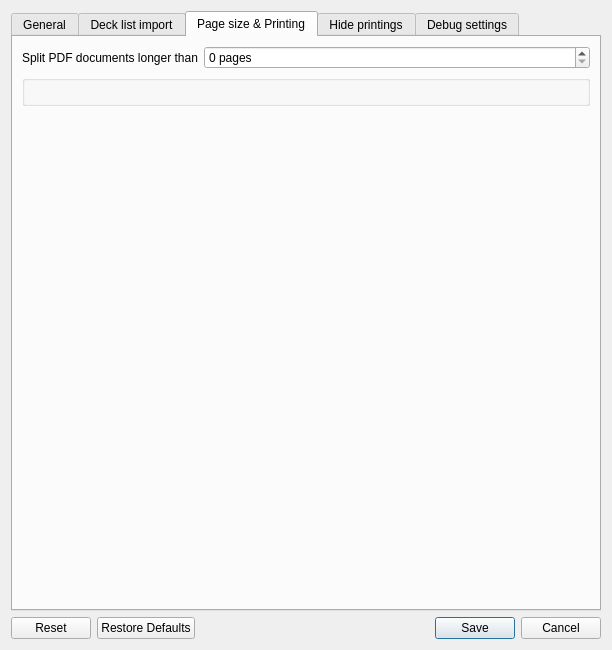
Above: mtg_proxy_printer/resources/ui/settings_window/settings_window.ui from luziferius/MTGProxyPrinter before the change. Below: the same form after it.
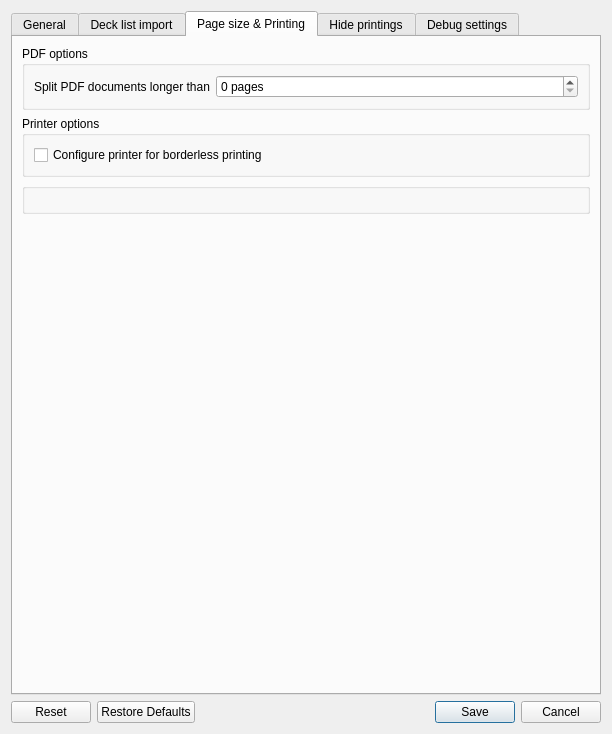
That is the form after the change. The open tabs and pages were chosen to show the change. Icons and pictures are not drawn. Custom widgets are drawn as their Qt base class.

Commit message:
Add Printer settings section, and option to enable/disable borderless printing. Add a checkbox to the Settings window to toggle the option.
FossilOrigin-Name: dcc5ab7924854a6edd98602be91765e1046f14d118361499df31d72639f10a9f

```diff
--- a/mtg_proxy_printer/resources/ui/settings_window/settings_window.ui
+++ b/mtg_proxy_printer/resources/ui/settings_window/settings_window.ui
@@ -10,7 +10,7 @@
     <x>0</x>
     <y>0</y>
     <width>612</width>
-    <height>650</height>
+    <height>734</height>
    </rect>
   </property>
   <property name="windowTitle">
@@ -433,7 +433,34 @@
          </property>
         </spacer>
        </item>
-       <item row="1" column="1">
+       <item row="0" column="0" colspan="2">
+        <widget class="QGroupBox" name="pdf_connfiguration_group_box">
+         <property name="title">
+          <string>PDF options</string>
+         </property>
+         <layout class="QGridLayout" name="gridLayout_5">
+          <item row="0" column="0">
+           <widget class="QLabel" name="pdf_page_count_limit_label">
+            <property name="toolTip">
+             <string>Automatically split PDF documents, if they get longer than this many pages.
+Set to zero to disable splitting.
+
+
+When printing PDFs using a USB flash drive directly connected to the printer,
+the printer may refuse to print documents exceeding some arbitrary size limit.
+To work around this limitation, you can enable this option,
+and limit the number of pages per PDF. If the document has more pages,
+it will be exported into multiple PDF documents automatically.</string>
+            </property>
+            <property name="text">
+             <string>Split PDF documents longer than</string>
+            </property>
+            <property name="buddy">
+             <cstring>pdf_page_count_limit</cstring>
+            </property>
+           </widget>
+          </item>
+          <item row="0" column="1">
         <widget class="QSpinBox" name="pdf_page_count_limit">
          <property name="sizePolicy">
           <sizepolicy hsizetype="Expanding" vsizetype="Fixed">
@@ -460,8 +487,17 @@
          </property>
         </widget>
        </item>
-       <item row="1" column="0">
-        <widget class="QLabel" name="pdf_page_count_limit_label">
+         </layout>
+        </widget>
+       </item>
+       <item row="2" column="0" colspan="2">
+        <widget class="QGroupBox" name="printer_configuration_group_box">
+         <property name="title">
+          <string>Printer options</string>
+         </property>
+         <layout class="QGridLayout" name="gridLayout_8">
+          <item row="0" column="0">
+           <widget class="QCheckBox" name="printer_use_borderless_printing">
          <property name="toolTip">
           <string>Automatically split PDF documents, if they get longer than this many pages.
 Set to zero to disable splitting.
@@ -474,11 +510,11 @@
 it will be exported into multiple PDF documents automatically.</string>
          </property>
          <property name="text">
-          <string>Split PDF documents longer than</string>
-         </property>
-         <property name="buddy">
-          <cstring>pdf_page_count_limit</cstring>
-         </property>
+             <string>Configure printer for borderless printing</string>
+            </property>
+           </widget>
+          </item>
+         </layout>
         </widget>
        </item>
       </layout>
```
Left out of the diff: 13 changed lines with no effect on the pictures. Lines whose indentation alone changed are shown as unchanged. The commit also changes 2 other files.
